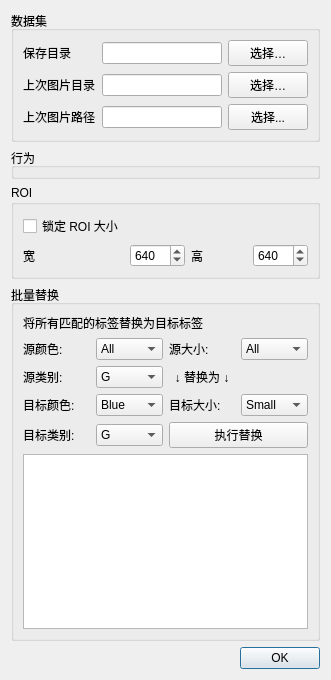
PraySky1337/ATLabelMaster, file labelmaster/src/ui/settings_dialog.ui: the form before one commit.
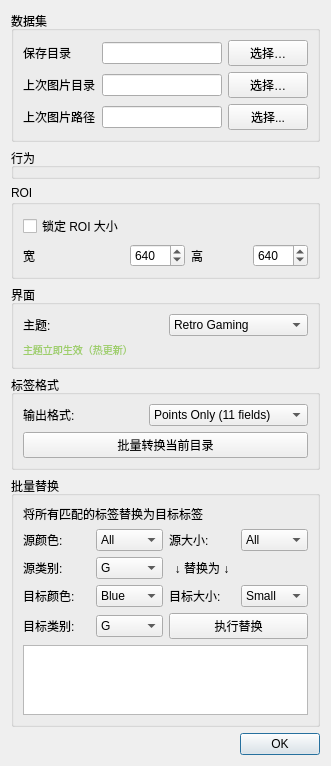
The form after the commit.

What changed in the file:
```diff
--- a/labelmaster/src/ui/settings_dialog.ui
+++ b/labelmaster/src/ui/settings_dialog.ui
@@ -228,6 +228,88 @@
      </layout>
     </widget>
    </item>
+   <item>
+    <widget class="QGroupBox" name="group_ui">
+     <property name="title">
+      <string>界面</string>
+     </property>
+     <layout class="QGridLayout" name="gridUi">
+      <item row="0" column="0">
+       <widget class="QLabel" name="label_theme">
+        <property name="text">
+         <string>主题:</string>
+        </property>
+       </widget>
+      </item>
+      <item row="0" column="1">
+       <widget class="QComboBox" name="theme_combo">
+        <item>
+         <property name="text">
+          <string>Retro Gaming</string>
+         </property>
+        </item>
+        <item>
+         <property name="text">
+          <string>Dark Modern</string>
+         </property>
+        </item>
+        <item>
+         <property name="text">
+          <string>Classic</string>
+         </property>
+        </item>
+       </widget>
+      </item>
+      <item row="1" column="0" colspan="2">
+       <widget class="QLabel" name="label_theme_tip">
+        <property name="text">
+         <string>主题立即生效（热更新）</string>
+        </property>
+        <property name="styleSheet">
+         <string notr="true">color: #9ece6a; font-size: 10px;</string>
+        </property>
+       </widget>
+      </item>
+     </layout>
+    </widget>
+   </item>
+   <item>
+    <widget class="QGroupBox" name="group_label_format">
+     <property name="title">
+      <string>标签格式</string>
+     </property>
+     <layout class="QGridLayout" name="gridLabelFormat">
+      <item row="0" column="0">
+       <widget class="QLabel" name="label_format">
+        <property name="text">
+         <string>输出格式:</string>
+        </property>
+       </widget>
+      </item>
+      <item row="0" column="1">
+       <widget class="QComboBox" name="format_combo">
+        <item>
+         <property name="text">
+          <string>Points Only (11 fields)</string>
+         </property>
+        </item>
+        <item>
+         <property name="text">
+          <string>Rect + Points (15 fields)</string>
+         </property>
+        </item>
+       </widget>
+      </item>
+      <item row="1" column="0" colspan="2">
+       <widget class="QPushButton" name="batch_convert_button">
+        <property name="text">
+         <string>批量转换当前目录</string>
+        </property>
+       </widget>
+      </item>
+     </layout>
+    </widget>
+   </item>
    <item>
     <widget class="QGroupBox" name="group_batch_replace">
      <property name="title">
```
Left out of the diff: 7 changed lines with no effect on the pictures.
